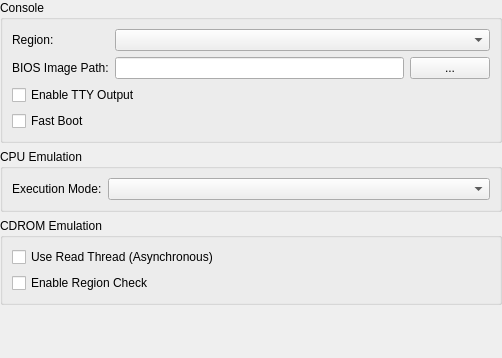
Above: src/duckstation-qt/consolesettingswidget.ui from kofxi3584karlayang/duckstation before the change. Below: the same form after it.
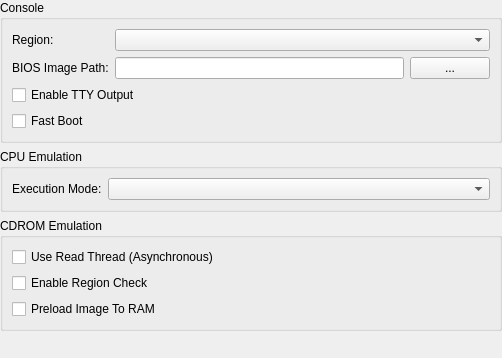
That is the form after the change.

Commit message: System: Add an option to preload CD image to RAM

```diff
--- a/src/duckstation-qt/consolesettingswidget.ui
+++ b/src/duckstation-qt/consolesettingswidget.ui
@@ -119,6 +119,13 @@
         </property>
        </widget>
       </item>
+      <item row="2" column="0" colspan="2">
+       <widget class="QCheckBox" name="cdromLoadImageToRAM">
+        <property name="text">
+         <string>Preload Image To RAM</string>
+        </property>
+       </widget>
+      </item>
      </layout>
     </widget>
    </item>
```
The commit also changes 7 other files.
